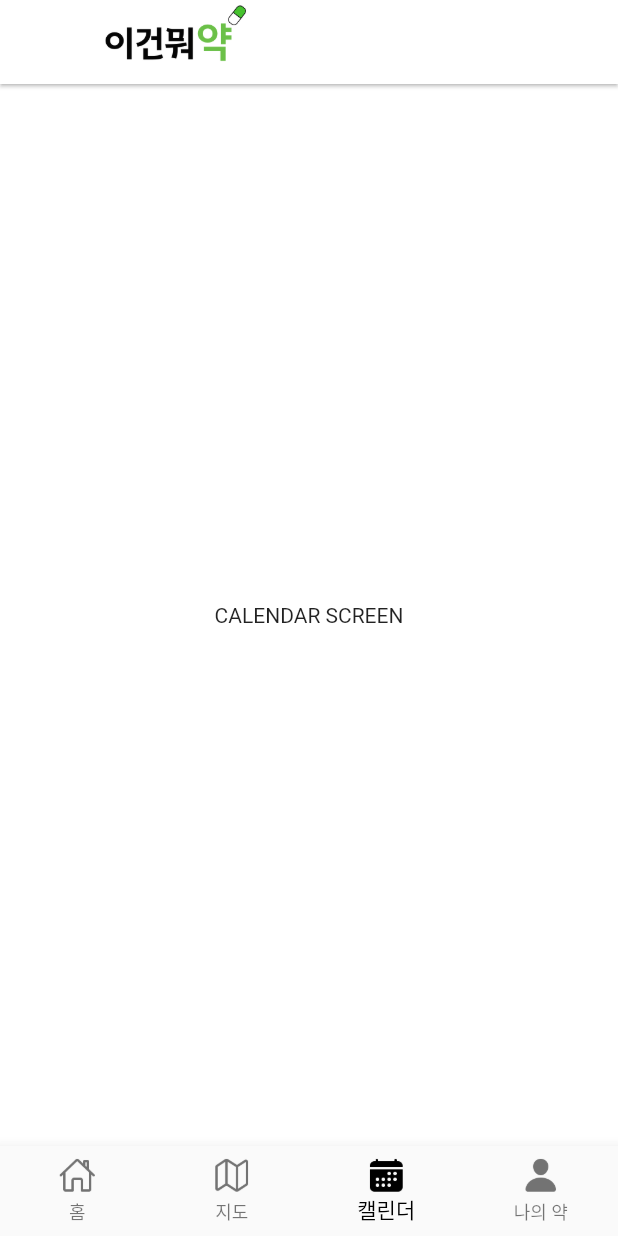
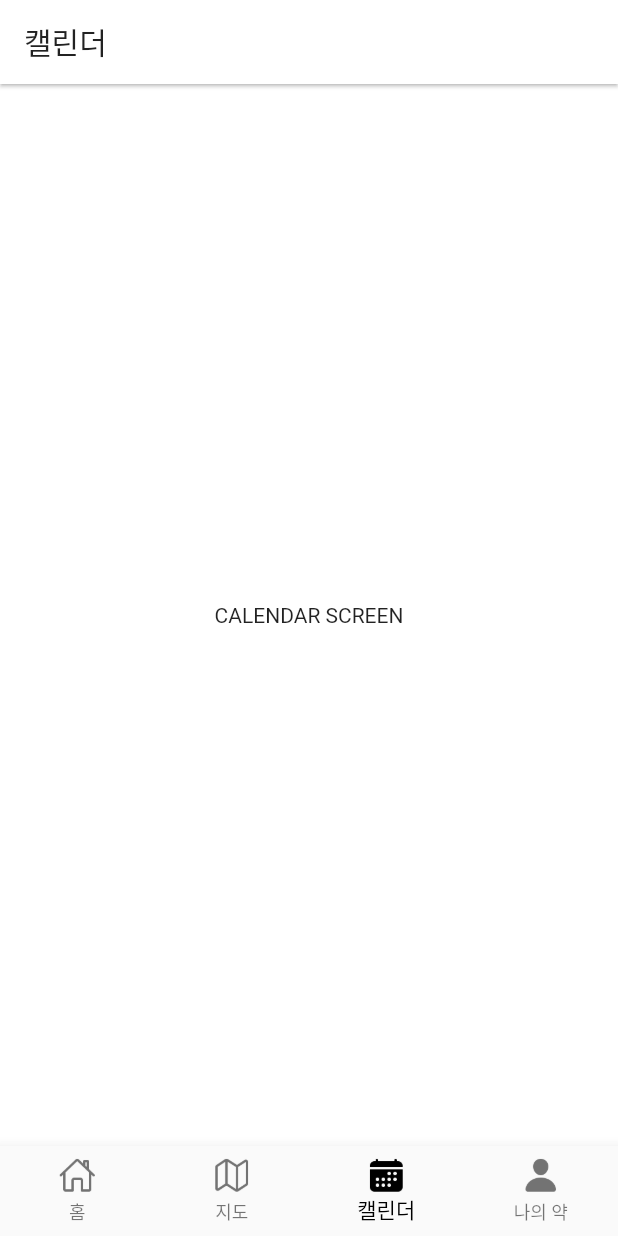
Before and after one commit to Dongguk-Univ-Drugs/pillology, a Flutter app: the screen it shows after launch, item 3 of the bottom bar chosen, on a phone screen of 412 x 824 dp. Run offline on Flutter 3.47's test engine with Material 2 defaults, Android fonts, the phone set to English and light mode, and no system bars; missing offline and left inert: imagebutton.

Commit message:
app title route complete

```diff
--- a/pill/lib/components/header/header.dart
+++ b/pill/lib/components/header/header.dart
@@ -2,7 +2,7 @@ import 'package:flutter/material.dart';
 
 AppBar customHeader(final headerTitle) {
   return AppBar(
-    title: headerTitle.runtimeType != (String).runtimeType ? headerTitle : Text(headerTitle),
+    title: headerTitle is String ? Text(headerTitle) : headerTitle,
     elevation: 1.0,
   );
 }
--- a/pill/lib/main.dart
+++ b/pill/lib/main.dart
@@ -19,11 +19,37 @@ class App extends StatefulWidget {
 }
 
 class _AppState extends State<App> {
-  int pageIndex = 0;
+  int currentPageIndex = 0;
+
+  List<Map<String, dynamic>> routePage = [
+    {
+      "pageIndex" : 0,
+      "title" : Image(
+            image: AssetImage('assets/icons/logo.png'),
+            width: 200.0,
+          ),
+      "screen" : HomeScreen()
+    },
+    {
+      "pageIndex" : 1,
+      "title" : "지도",
+      "screen" : Text("MAP SCREEN")
+    },
+    {
+      "pageIndex" : 2,
+      "title" : "캘린더",
+      "screen" : Text("CALENDAR SCREEN")
+    },
+    {
+      "pageIndex" : 3,
+      "title" : "나의약",
+      "screen" : Text("MYINFO SCREEN")
+    }
+  ];
 
   changePage(int index) {
     setState(() {
-      pageIndex = index;
+      currentPageIndex = index;
     });
   }
 
@@ -33,18 +59,15 @@ class _AppState extends State<App> {
         title: '이건뭐약',
         theme: ThemeData(primaryColor: Colors.white),
         home: Scaffold(
-          appBar: customHeader(Image(
-            image: AssetImage('assets/icons/logo.png'),
-            width: 200.0,
-          )),
+          appBar: customHeader(routePage[currentPageIndex]['title']),
           body: Container(
             alignment: Alignment.center,
             color: Colors.white,
-            child: pages(pageIndex),
+            child: routePage[currentPageIndex]['screen'],
           ),
           bottomNavigationBar: BottomNavigationBar(
             type: BottomNavigationBarType.fixed,
-            currentIndex: pageIndex,
+            currentIndex: currentPageIndex,
             onTap: (int index) => changePage(index),
             selectedItemColor: Colors.black,
             items: [
```
